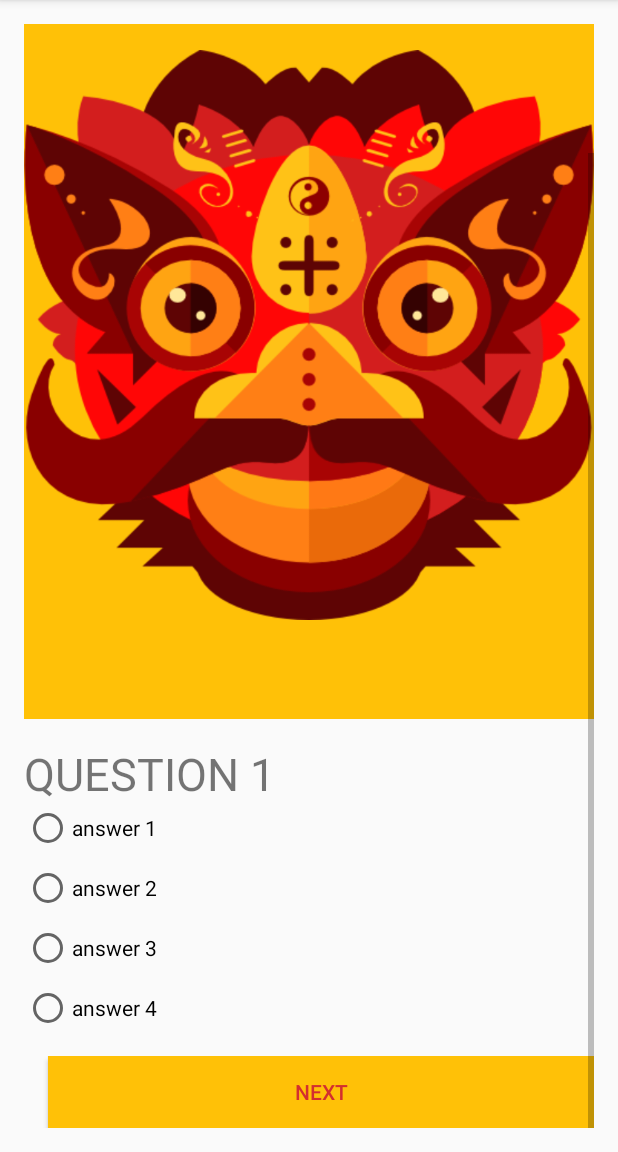
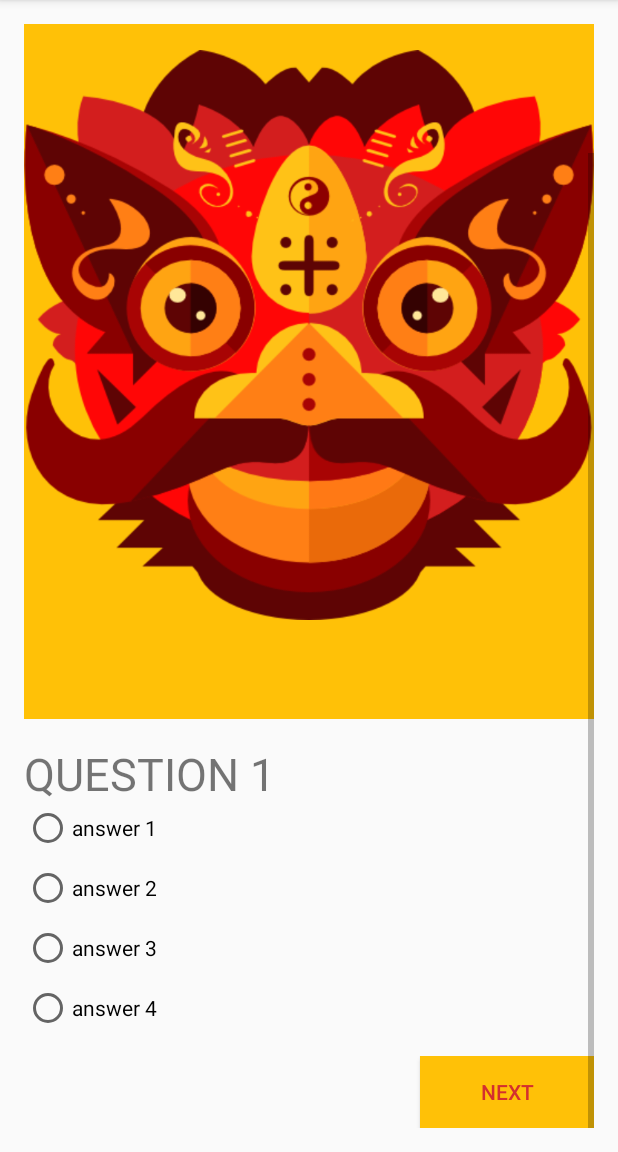
Before and after one commit to Melsara/EscapeThisQuiz, an Android app: the QuizCard screen opened directly, with no data from a screen before it, scrolled down 97 dp, on a phone screen of 412 x 824 dp, the part 84-1236 px from its top. Run offline under Robolectric (Android 15) with nearby library versions, the phone set to English and light mode, and no system bars.

Commit message:
Setting right visibility attribute to buttons in activity_quiz_card layout.

```diff
--- a/app/src/main/res/layout/activity_quiz_card_01.xml
+++ b/app/src/main/res/layout/activity_quiz_card_01.xml
@@ -101,7 +101,7 @@
                     android:text="Back"
                     android:layout_marginRight="@dimen/margin"
                     android:textColor="@color/colorPrimaryDark"
-                    android:visibility="gone" />
+                    android:visibility="invisible" />
 
                 <Button
                     android:id="@+id/button_submit"
@@ -113,7 +113,7 @@
                     android:gravity="center"
                     android:text="Submit"
                     android:textColor="@color/colorPrimaryDark"
-                    android:visibility="gone" />
+                    android:visibility="invisible" />
 
                 <Button
                     android:id="@+id/button_forward"
```
